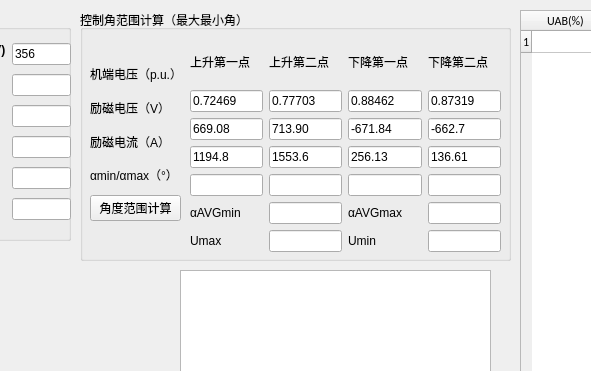
Above: kongzaiQMainWindow.ui from fly1057/noloadcharacteristic before the change; both pictures show x 510 to 1101 and y 0 to 371 of the 1261 by 830 pixel window. Below: the same form after it.
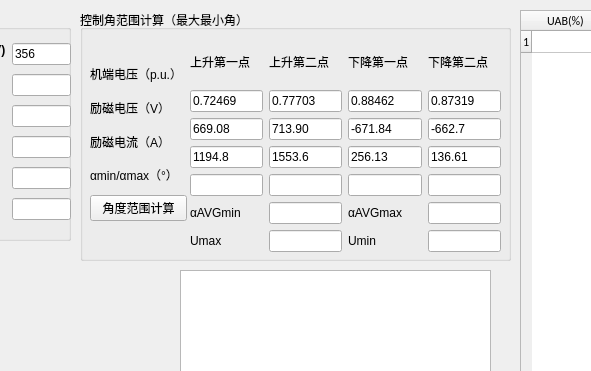
That is the form after the change.

What changed in the file:
```diff
--- a/kongzaiQMainWindow.ui
+++ b/kongzaiQMainWindow.ui
@@ -366,7 +366,7 @@
       <rect>
        <x>10</x>
        <y>50</y>
-       <width>91</width>
+       <width>97</width>
        <height>161</height>
       </rect>
      </property>
```
Left out of the diff: 2 changed lines with no effect on the pictures.
